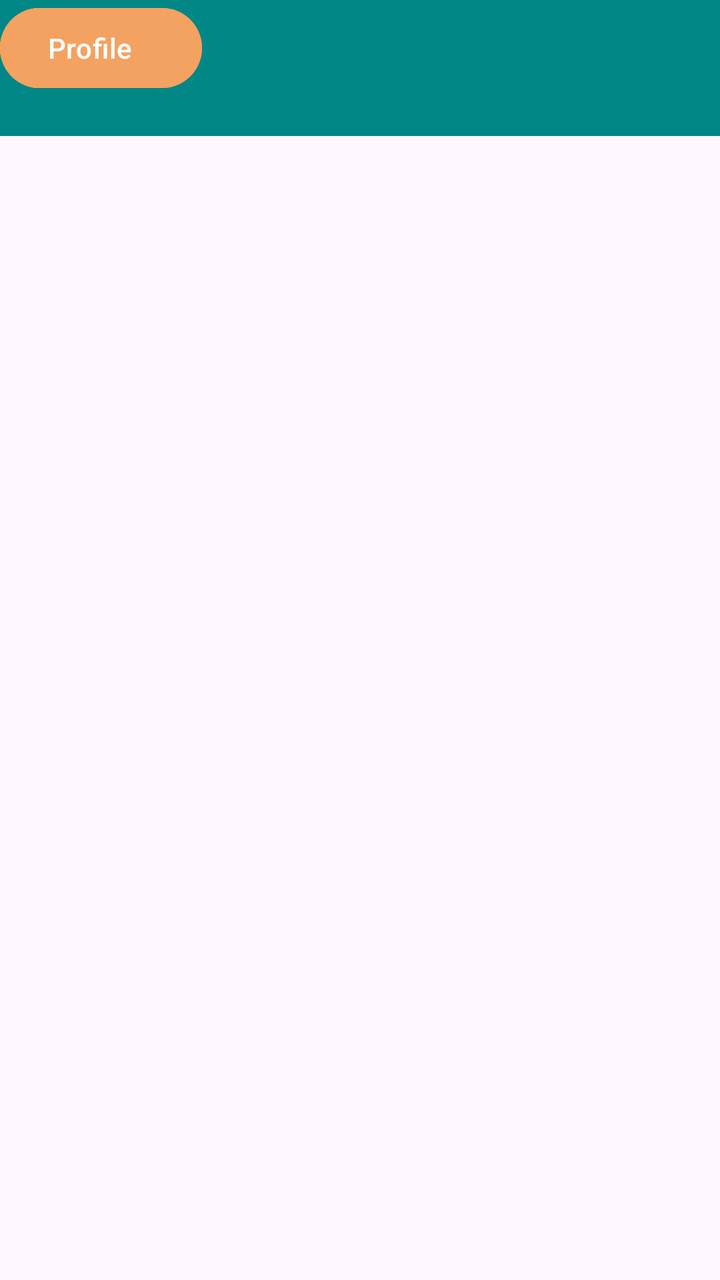
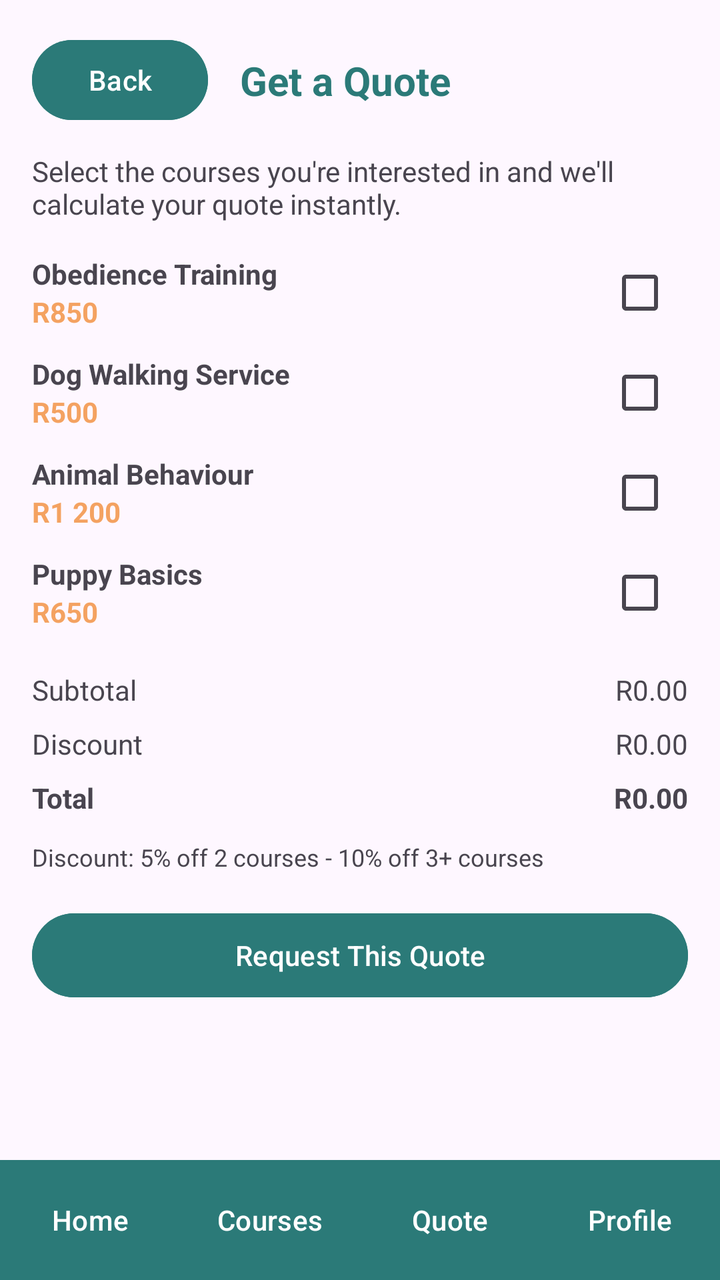

Before-and-after screenshots of an Android layout around one commit, followed by the original layout XML and the change that was made.
<!-- AndroidManifest.xml: application theme Theme.PassitvePetAcademy -->
<!-- res/layout/activity_screen8.xml -->
<?xml version="1.0" encoding="utf-8"?>
<androidx.constraintlayout.widget.ConstraintLayout xmlns:android="http://schemas.android.com/apk/res/android"
    xmlns:app="http://schemas.android.com/apk/res-auto"
    xmlns:tools="http://schemas.android.com/tools"
    android:id="@+id/main"
    android:layout_width="match_parent"
    android:layout_height="match_parent"
    tools:context=".screen8">

    <Button
        android:id="@+id/btnBack8"
        android:layout_width="wrap_content"
        android:layout_height="wrap_content"
        android:backgroundTint="#2B7A78"
        android:text="Back"
        tools:layout_editor_absoluteX="7dp"
        tools:layout_editor_absoluteY="16dp" />

    <TextView
        android:id="@+id/textView27"
        android:layout_width="wrap_content"
        android:layout_height="wrap_content"
        android:text="Get a Qoute"
        android:textSize="20sp"
        android:textStyle="bold"
        tools:layout_editor_absoluteX="117dp"
        tools:layout_editor_absoluteY="30dp" />

    <TextView
        android:id="@+id/textView28"
        android:layout_width="379dp"
        android:layout_height="37dp"
        android:text="Select the corses you're intrested in and we'll calculate your qoute instantly."
        tools:layout_editor_absoluteX="15dp"
        tools:layout_editor_absoluteY="76dp" />

    <TextView
        android:id="@+id/textView29"
        android:layout_width="wrap_content"
        android:layout_height="wrap_content"
        android:text="Obediance Training"
        android:textStyle="bold"
        tools:layout_editor_absoluteX="29dp"
        tools:layout_editor_absoluteY="142dp" />

    <TextView
        android:id="@+id/textView30"
        android:layout_width="wrap_content"
        android:layout_height="wrap_content"
        android:text="R850"
        android:textColor="#F4A261"
        android:textStyle="bold"
        tools:layout_editor_absoluteX="28dp"
        tools:layout_editor_absoluteY="171dp" />

    <TextView
        android:id="@+id/textView31"
        android:layout_width="wrap_content"
        android:layout_height="wrap_content"
        android:text="Dog Walking Service"
        android:textStyle="bold"
        tools:layout_editor_absoluteX="28dp"
        tools:layout_editor_absoluteY="211dp" />

    <TextView
        android:id="@+id/textView32"
        android:layout_width="wrap_content"
        android:layout_height="wrap_content"
        android:text="R500"
        android:textColor="#F4A261"
        android:textStyle="bold"
        tools:layout_editor_absoluteX="28dp"
        tools:layout_editor_absoluteY="230dp" />

    <TextView
        android:id="@+id/textView33"
        android:layout_width="wrap_content"
        android:layout_height="wrap_content"
        android:text="Animal Behaviour"
        android:textStyle="bold"
        tools:layout_editor_absoluteX="29dp"
        tools:layout_editor_absoluteY="268dp" />

    <TextView
        android:id="@+id/textView34"
        android:layout_width="wrap_content"
        android:layout_height="wrap_content"
        android:text="R1 200"
        android:textColor="#F4A261"
        android:textStyle="bold"
        tools:layout_editor_absoluteX="32dp"
        tools:layout_editor_absoluteY="287dp" />

    <TextView
        android:id="@+id/textView35"
        android:layout_width="wrap_content"
        android:layout_height="wrap_content"
        android:text="Puppy Basics"
        android:textStyle="bold"
        tools:layout_editor_absoluteX="34dp"
        tools:layout_editor_absoluteY="339dp" />

    <TextView
        android:id="@+id/textView36"
        android:layout_width="wrap_content"
        android:layout_height="wrap_content"
        android:text="R650"
        android:textColor="#F4A261"
        android:textStyle="bold"
        tools:layout_editor_absoluteX="34dp"
        tools:layout_editor_absoluteY="360dp" />

    <CheckBox
        android:id="@+id/checkBoxObedience"
        android:layout_width="wrap_content"
        android:layout_height="wrap_content"
        tools:layout_editor_absoluteX="346dp"
        tools:layout_editor_absoluteY="142dp" />

    <CheckBox
        android:id="@+id/checkBoxDogWalk"
        android:layout_width="wrap_content"
        android:layout_height="wrap_content"
        tools:layout_editor_absoluteX="346dp"
        tools:layout_editor_absoluteY="211dp" />

    <CheckBox
        android:id="@+id/checkBoxBehaviour"
        android:layout_width="wrap_content"
        android:layout_height="wrap_content"
        tools:layout_editor_absoluteX="347dp"
        tools:layout_editor_absoluteY="268dp" />

    <CheckBox
        android:id="@+id/checkBoxPuppy"
        android:layout_width="wrap_content"
        android:layout_height="wrap_content"
        tools:layout_editor_absoluteX="346dp"
        tools:layout_editor_absoluteY="339dp" />

    <TextView
        android:id="@+id/textView37"
        android:layout_width="wrap_content"
        android:layout_height="wrap_content"
        android:text="Subtotal"
        tools:layout_editor_absoluteX="35dp"
        tools:layout_editor_absoluteY="432dp" />

    <TextView
        android:id="@+id/textView38"
        android:layout_width="wrap_content"
        android:layout_height="wrap_content"
        android:text=" Discount(5%)"
        tools:layout_editor_absoluteX="34dp"
        tools:layout_editor_absoluteY="453dp" />

    <TextView
        android:id="@+id/textViewSubtotal"
        android:layout_width="wrap_content"
        android:layout_height="wrap_content"
        android:text="TextView"
        tools:layout_editor_absoluteX="308dp"
        tools:layout_editor_absoluteY="432dp" />

    <TextView
        android:id="@+id/textViewDiscount"
        android:layout_width="wrap_content"
        android:layout_height="wrap_content"
        android:text="TextView"
        tools:layout_editor_absoluteX="308dp"
        tools:layout_editor_absoluteY="457dp" />

    <TextView
        android:id="@+id/textView41"
        android:layout_width="wrap_content"
        android:layout_height="wrap_content"
        android:text="Total"
        android:textStyle="bold"
        tools:layout_editor_absoluteX="37dp"
        tools:layout_editor_absoluteY="508dp" />

    <TextView
        android:id="@+id/textViewTotal"
        android:layout_width="wrap_content"
        android:layout_height="wrap_content"
        android:text="TextView"
        tools:layout_editor_absoluteX="308dp"
        tools:layout_editor_absoluteY="508dp" />

    <TextView
        android:id="@+id/textView43"
        android:layout_width="wrap_content"
        android:layout_height="wrap_content"
        android:text="Discount: 5% off 2 courses - 10% off 3 courses"
        tools:layout_editor_absoluteX="34dp"
        tools:layout_editor_absoluteY="554dp" />

    <Button
        android:id="@+id/btnRequestQoute"
        android:layout_width="329dp"
        android:layout_height="47dp"
        android:backgroundTint="#2B7A78"
        android:text="Request This Qoute"
        tools:layout_editor_absoluteX="43dp"
        tools:layout_editor_absoluteY="607dp" />

    <ImageView
        android:id="@+id/imageView14"
        android:layout_width="410dp"
        android:layout_height="68dp"
        app:srcCompat="@color/design_default_color_secondary_variant"
        tools:layout_editor_absoluteX="0dp"
        tools:layout_editor_absoluteY="667dp" />

    <Button
        android:id="@+id/btnHome8"
        android:layout_width="wrap_content"
        android:layout_height="wrap_content"
        android:backgroundTint="#F4A261"
        android:text="Home"
        tools:layout_editor_absoluteX="7dp"
        tools:layout_editor_absoluteY="676dp" />

    <Button
        android:id="@+id/btnCourses8"
        android:layout_width="wrap_content"
        android:layout_height="wrap_content"
        android:backgroundTint="#F4A261"
        android:text="Courses"
        tools:layout_editor_absoluteX="109dp"
        tools:layout_editor_absoluteY="676dp" />

    <Button
        android:id="@+id/btnQoutes8"
        android:layout_width="wrap_content"
        android:layout_height="wrap_content"
        android:backgroundTint="#F4A261"
        android:text="Qoutes"
        tools:layout_editor_absoluteX="200dp"
        tools:layout_editor_absoluteY="676dp" />

    <Button
        android:id="@+id/btnProfile8"
        android:layout_width="wrap_content"
        android:layout_height="wrap_content"
        android:backgroundTint="#F4A261"
        android:text="Profile"
        tools:layout_editor_absoluteX="310dp"
        tools:layout_editor_absoluteY="673dp" />
</androidx.constraintlayout.widget.ConstraintLayout>
<!-- resources referenced by this layout -->
<resources>
  <style name="Theme.PassitvePetAcademy" parent="Base.Theme.PassitvePetAcademy" />
  <style name="Base.Theme.PassitvePetAcademy" parent="Theme.Material3.DayNight.NoActionBar">
          
          
      </style>
</resources>

<!-- the commit's change to res/layout/activity_screen8.xml (unified diff, before → after) -->
@@ -11,37 +11,49 @@
         android:id="@+id/btnBack8"
         android:layout_width="wrap_content"
         android:layout_height="wrap_content"
+        android:layout_marginStart="16dp"
+        android:layout_marginTop="16dp"
         android:backgroundTint="#2B7A78"
         android:text="Back"
-        tools:layout_editor_absoluteX="7dp"
-        tools:layout_editor_absoluteY="16dp" />
+        app:layout_constraintStart_toStartOf="parent"
+        app:layout_constraintTop_toTopOf="parent" />
 
     <TextView
         android:id="@+id/textView27"
         android:layout_width="wrap_content"
         android:layout_height="wrap_content"
-        android:text="Get a Qoute"
+        android:layout_marginStart="16dp"
+        android:text="Get a Quote"
+        android:textColor="#2B7A78"
         android:textSize="20sp"
         android:textStyle="bold"
-        tools:layout_editor_absoluteX="117dp"
-        tools:layout_editor_absoluteY="30dp" />
+        app:layout_constraintBottom_toBottomOf="@+id/btnBack8"
+        app:layout_constraintStart_toEndOf="@+id/btnBack8"
+        app:layout_constraintTop_toTopOf="@+id/btnBack8" />
 
     <TextView
         android:id="@+id/textView28"
-        android:layout_width="379dp"
-        android:layout_height="37dp"
-        android:text="Select the corses you're intrested in and we'll calculate your qoute instantly."
-        tools:layout_editor_absoluteX="15dp"
-        tools:layout_editor_absoluteY="76dp" />
-
+        android:layout_width="0dp"
+        android:layout_height="wrap_content"
+        android:layout_marginStart="16dp"
+        android:layout_marginTop="12dp"
+        android:layout_marginEnd="16dp"
+        android:text="Select the courses you're interested in and we'll calculate your quote instantly."
+        app:layout_constraintEnd_toEndOf="parent"
+        app:layout_constraintStart_toStartOf="parent"
+        app:layout_constraintTop_toBottomOf="@+id/btnBack8" />
+
+    
     <TextView
         android:id="@+id/textView29"
         android:layout_width="wrap_content"
         android:layout_height="wrap_content"
-        android:text="Obediance Training"
-        android:textStyle="bold"
-        tools:layout_editor_absoluteX="29dp"
-        tools:layout_editor_absoluteY="142dp" />
+        android:layout_marginStart="16dp"
+        android:layout_marginTop="16dp"
+        android:text="Obedience Training"
+        android:textStyle="bold"
+        app:layout_constraintStart_toStartOf="parent"
+        app:layout_constraintTop_toBottomOf="@+id/textView28" />
 
     <TextView
         android:id="@+id/textView30"
@@ -50,17 +62,29 @@
         android:text="R850"
         android:textColor="#F4A261"
         android:textStyle="bold"
-        tools:layout_editor_absoluteX="28dp"
-        tools:layout_editor_absoluteY="171dp" />
-
+        app:layout_constraintStart_toStartOf="@+id/textView29"
+        app:layout_constraintTop_toBottomOf="@+id/textView29" />
+
+    <CheckBox
+        android:id="@+id/checkBoxObedience"
+        android:layout_width="wrap_content"
+        android:layout_height="wrap_content"
+        android:layout_marginEnd="16dp"
+        app:layout_constraintBottom_toBottomOf="@+id/textView30"
+        app:layout_constraintEnd_toEndOf="parent"
+        app:layout_constraintTop_toTopOf="@+id/textView29" />
+
+    
     <TextView
         android:id="@+id/textView31"
         android:layout_width="wrap_content"
         android:layout_height="wrap_content"
+        android:layout_marginStart="16dp"
+        android:layout_marginTop="12dp"
         android:text="Dog Walking Service"
         android:textStyle="bold"
-        tools:layout_editor_absoluteX="28dp"
-        tools:layout_editor_absoluteY="211dp" />
+        app:layout_constraintStart_toStartOf="parent"
+        app:layout_constraintTop_toBottomOf="@+id/textView30" />
 
     <TextView
         android:id="@+id/textView32"
@@ -69,17 +93,29 @@
         android:text="R500"
         android:textColor="#F4A261"
         android:textStyle="bold"
-        tools:layout_editor_absoluteX="28dp"
-        tools:layout_editor_absoluteY="230dp" />
-
+        app:layout_constraintStart_toStartOf="@+id/textView31"
+        app:layout_constraintTop_toBottomOf="@+id/textView31" />
+
+    <CheckBox
+        android:id="@+id/checkBoxDogWalk"
+        android:layout_width="wrap_content"
+        android:layout_height="wrap_content"
+        android:layout_marginEnd="16dp"
+        app:layout_constraintBottom_toBottomOf="@+id/textView32"
+        app:layout_constraintEnd_toEndOf="parent"
+        app:layout_constraintTop_toTopOf="@+id/textView31" />
+
+    
     <TextView
         android:id="@+id/textView33"
         android:layout_width="wrap_content"
         android:layout_height="wrap_content"
+        android:layout_marginStart="16dp"
+        android:layout_marginTop="12dp"
         android:text="Animal Behaviour"
         android:textStyle="bold"
-        tools:layout_editor_absoluteX="29dp"
-        tools:layout_editor_absoluteY="268dp" />
+        app:layout_constraintStart_toStartOf="parent"
+        app:layout_constraintTop_toBottomOf="@+id/textView32" />
 
     <TextView
         android:id="@+id/textView34"
@@ -88,17 +124,29 @@
         android:text="R1 200"
         android:textColor="#F4A261"
         android:textStyle="bold"
-        tools:layout_editor_absoluteX="32dp"
-        tools:layout_editor_absoluteY="287dp" />
-
+        app:layout_constraintStart_toStartOf="@+id/textView33"
+        app:layout_constraintTop_toBottomOf="@+id/textView33" />
+
+    <CheckBox
+        android:id="@+id/checkBoxBehaviour"
+        android:layout_width="wrap_content"
+        android:layout_height="wrap_content"
+        android:layout_marginEnd="16dp"
+        app:layout_constraintBottom_toBottomOf="@+id/textView34"
+        app:layout_constraintEnd_toEndOf="parent"
+        app:layout_constraintTop_toTopOf="@+id/textView33" />
+
+    
     <TextView
         android:id="@+id/textView35"
         android:layout_width="wrap_content"
         android:layout_height="wrap_content"
+        android:layout_marginStart="16dp"
+        android:layout_marginTop="12dp"
         android:text="Puppy Basics"
         android:textStyle="bold"
-        tools:layout_editor_absoluteX="34dp"
-        tools:layout_editor_absoluteY="339dp" />
+        app:layout_constraintStart_toStartOf="parent"
+        app:layout_constraintTop_toBottomOf="@+id/textView34" />
 
     <TextView
         android:id="@+id/textView36"
@@ -107,144 +155,164 @@
         android:text="R650"
         android:textColor="#F4A261"
         android:textStyle="bold"
-        tools:layout_editor_absoluteX="34dp"
-        tools:layout_editor_absoluteY="360dp" />
-
-    <CheckBox
-        android:id="@+id/checkBoxObedience"
-        android:layout_width="wrap_content"
-        android:layout_height="wrap_content"
-        tools:layout_editor_absoluteX="346dp"
-        tools:layout_editor_absoluteY="142dp" />
-
-    <CheckBox
-        android:id="@+id/checkBoxDogWalk"
-        android:layout_width="wrap_content"
-        android:layout_height="wrap_content"
-        tools:layout_editor_absoluteX="346dp"
-        tools:layout_editor_absoluteY="211dp" />
-
-    <CheckBox
-        android:id="@+id/checkBoxBehaviour"
-        android:layout_width="wrap_content"
-        android:layout_height="wrap_content"
-        tools:layout_editor_absoluteX="347dp"
-        tools:layout_editor_absoluteY="268dp" />
+        app:layout_constraintStart_toStartOf="@+id/textView35"
+        app:layout_constraintTop_toBottomOf="@+id/textView35" />
 
     <CheckBox
         android:id="@+id/checkBoxPuppy"
         android:layout_width="wrap_content"
         android:layout_height="wrap_content"
-        tools:layout_editor_absoluteX="346dp"
-        tools:layout_editor_absoluteY="339dp" />
-
+        android:layout_marginEnd="16dp"
+        app:layout_constraintBottom_toBottomOf="@+id/textView36"
+        app:layout_constraintEnd_toEndOf="parent"
+        app:layout_constraintTop_toTopOf="@+id/textView35" />
+
+    
     <TextView
         android:id="@+id/textView37"
         android:layout_width="wrap_content"
         android:layout_height="wrap_content"
+        android:layout_marginStart="16dp"
+        android:layout_marginTop="20dp"
         android:text="Subtotal"
-        tools:layout_editor_absoluteX="35dp"
-        tools:layout_editor_absoluteY="432dp" />
-
+        app:layout_constraintStart_toStartOf="parent"
+        app:layout_constraintTop_toBottomOf="@+id/textView36" />
+
+    <TextView
+        android:id="@+id/textViewSubtotal"
+        android:layout_width="wrap_content"
+        android:layout_height="wrap_content"
+        android:layout_marginEnd="16dp"
+        android:text="R0.00"
+        app:layout_constraintBottom_toBottomOf="@+id/textView37"
+        app:layout_constraintEnd_toEndOf="parent"
+        app:layout_constraintTop_toTopOf="@+id/textView37" />
+
+    
     <TextView
         android:id="@+id/textView38"
         android:layout_width="wrap_content"
         android:layout_height="wrap_content"
-        android:text=" Discount(5%)"
-        tools:layout_editor_absoluteX="34dp"
-        tools:layout_editor_absoluteY="453dp" />
-
-    <TextView
-        android:id="@+id/textViewSubtotal"
-        android:layout_width="wrap_content"
-        android:layout_height="wrap_content"
-        android:text="TextView"
-        tools:layout_editor_absoluteX="308dp"
-        tools:layout_editor_absoluteY="432dp" />
+        android:layout_marginStart="16dp"
+        android:layout_marginTop="8dp"
+        android:text="Discount"
+        app:layout_constraintStart_toStartOf="parent"
+        app:layout_constraintTop_toBottomOf="@+id/textView37" />
 
     <TextView
         android:id="@+id/textViewDiscount"
         android:layout_width="wrap_content"
         android:layout_height="wrap_content"
-        android:text="TextView"
-        tools:layout_editor_absoluteX="308dp"
-        tools:layout_editor_absoluteY="457dp" />
-
+        android:layout_marginEnd="16dp"
+        android:text="R0.00"
+        app:layout_constraintBottom_toBottomOf="@+id/textView38"
+        app:layout_constraintEnd_toEndOf="parent"
+        app:layout_constraintTop_toTopOf="@+id/textView38" />
+
+    
     <TextView
         android:id="@+id/textView41"
         android:layout_width="wrap_content"
         android:layout_height="wrap_content"
+        android:layout_marginStart="16dp"
+        android:layout_marginTop="8dp"
         android:text="Total"
         android:textStyle="bold"
-        tools:layout_editor_absoluteX="37dp"
-        tools:layout_editor_absoluteY="508dp" />
+        app:layout_constraintStart_toStartOf="parent"
+        app:layout_constraintTop_toBottomOf="@+id/textView38" />
 
     <TextView
         android:id="@+id/textViewTotal"
         android:layout_width="wrap_content"
         android:layout_height="wrap_content"
-        android:text="TextView"
-        tools:layout_editor_absoluteX="308dp"
-        tools:layout_editor_absoluteY="508dp" />
+        android:layout_marginEnd="16dp"
+        android:text="R0.00"
+        android:textStyle="bold"
+        app:layout_constraintBottom_toBottomOf="@+id/textView41"
+        app:layout_constraintEnd_toEndOf="parent"
+        app:layout_constraintTop_toTopOf="@+id/textView41" />
 
     <TextView
         android:id="@+id/textView43"
-        android:layout_width="wrap_content"
-        android:layout_height="wrap_content"
-        android:text="Discount: 5% off 2 courses - 10% off 3 courses"
-        tools:layout_editor_absoluteX="34dp"
-        tools:layout_editor_absoluteY="554dp" />
+        android:layout_width="0dp"
+        android:layout_height="wrap_content"
+        android:layout_marginStart="16dp"
+        android:layout_marginTop="12dp"
+        android:layout_marginEnd="16dp"
+        android:text="Discount: 5% off 2 courses - 10% off 3+ courses"
+        android:textSize="12sp"
+        app:layout_constraintEnd_toEndOf="parent"
+        app:layout_constraintStart_toStartOf="parent"
+        app:layout_constraintTop_toBottomOf="@+id/textView41" />
 
     <Button
         android:id="@+id/btnRequestQoute"
-        android:layout_width="329dp"
-        android:layout_height="47dp"
+        android:layout_width="0dp"
+        android:layout_height="50dp"
+        android:layout_marginStart="16dp"
+        android:layout_marginTop="16dp"
+        android:layout_marginEnd="16dp"
         android:backgroundTint="#2B7A78"
-        android:text="Request This Qoute"
-        tools:layout_editor_absoluteX="43dp"
-        tools:layout_editor_absoluteY="607dp" />
-
-    <ImageView
-        android:id="@+id/imageView14"
-        android:layout_width="410dp"
-        android:layout_height="68dp"
-        app:srcCompat="@color/design_default_color_secondary_variant"
-        tools:layout_editor_absoluteX="0dp"
-        tools:layout_editor_absoluteY="667dp" />
+        android:text="Request This Quote"
+        app:layout_constraintEnd_toEndOf="parent"
+        app:layout_constraintStart_toStartOf="parent"
+        app:layout_constraintTop_toBottomOf="@+id/textView43" />
+
+    <View
+        android:id="@+id/bottomNavBg8"
+        android:layout_width="0dp"
+        android:layout_height="60dp"
+        android:background="#2B7A78"
+        app:layout_constraintBottom_toBottomOf="parent"
+        app:layout_constraintEnd_toEndOf="parent"
+        app:layout_constraintStart_toStartOf="parent" />
 
     <Button
         android:id="@+id/btnHome8"
-        android:layout_width="wrap_content"
-        android:layout_height="wrap_content"
-        android:backgroundTint="#F4A261"
+        style="@style/Widget.Material3.Button.TextButton"
+        android:layout_width="0dp"
+        android:layout_height="wrap_content"
         android:text="Home"
-        tools:layout_editor_absoluteX="7dp"
-        tools:layout_editor_absoluteY="676dp" />
+        android:textColor="#FFFFFF"
+        app:layout_constraintBottom_toBottomOf="@+id/bottomNavBg8"
+        app:layout_constraintEnd_toStartOf="@+id/btnCourses8"
+        app:layout_constraintStart_toStartOf="@+id/bottomNavBg8"
+        app:layout_constraintTop_toTopOf="@+id/bottomNavBg8" />
 
     <Button
         android:id="@+id/btnCourses8"
-        android:layout_width="wrap_content"
-        android:layout_height="wrap_content"
-        android:backgroundTint="#F4A261"
+        style="@style/Widget.Material3.Button.TextButton"
+        android:layout_width="0dp"
+        android:layout_height="wrap_content"
         android:text="Courses"
-        tools:layout_editor_absoluteX="109dp"
-        tools:layout_editor_absoluteY="676dp" />
+        android:textColor="#FFFFFF"
+        app:layout_constraintBottom_toBottomOf="@+id/bottomNavBg8"
+        app:layout_constraintEnd_toStartOf="@+id/btnQoutes8"
+        app:layout_constraintStart_toEndOf="@+id/btnHome8"
+        app:layout_constraintTop_toTopOf="@+id/bottomNavBg8" />
 
     <Button
         android:id="@+id/btnQoutes8"
-        android:layout_width="wrap_content"
-        android:layout_height="wrap_content"
-        android:backgroundTint="#F4A261"
-        android:text="Qoutes"
-        tools:layout_editor_absoluteX="200dp"
-        tools:layout_editor_absoluteY="676dp" />
+        style="@style/Widget.Material3.Button.TextButton"
+        android:layout_width="0dp"
+        android:layout_height="wrap_content"
+        android:text="Quote"
+        android:textColor="#FFFFFF"
+        app:layout_constraintBottom_toBottomOf="@+id/bottomNavBg8"
+        app:layout_constraintEnd_toStartOf="@+id/btnProfile8"
+        app:layout_constraintStart_toEndOf="@+id/btnCourses8"
+        app:layout_constraintTop_toTopOf="@+id/bottomNavBg8" />
 
     <Button
         android:id="@+id/btnProfile8"
-        android:layout_width="wrap_content"
-        android:layout_height="wrap_content"
-        android:backgroundTint="#F4A261"
+        style="@style/Widget.Material3.Button.TextButton"
+        android:layout_width="0dp"
+        android:layout_height="wrap_content"
         android:text="Profile"
-        tools:layout_editor_absoluteX="310dp"
-        tools:layout_editor_absoluteY="673dp" />
+        android:textColor="#FFFFFF"
+        app:layout_constraintBottom_toBottomOf="@+id/bottomNavBg8"
+        app:layout_constraintEnd_toEndOf="@+id/bottomNavBg8"
+        app:layout_constraintStart_toEndOf="@+id/btnQoutes8"
+        app:layout_constraintTop_toTopOf="@+id/bottomNavBg8" />
+
 </androidx.constraintlayout.widget.ConstraintLayout>
